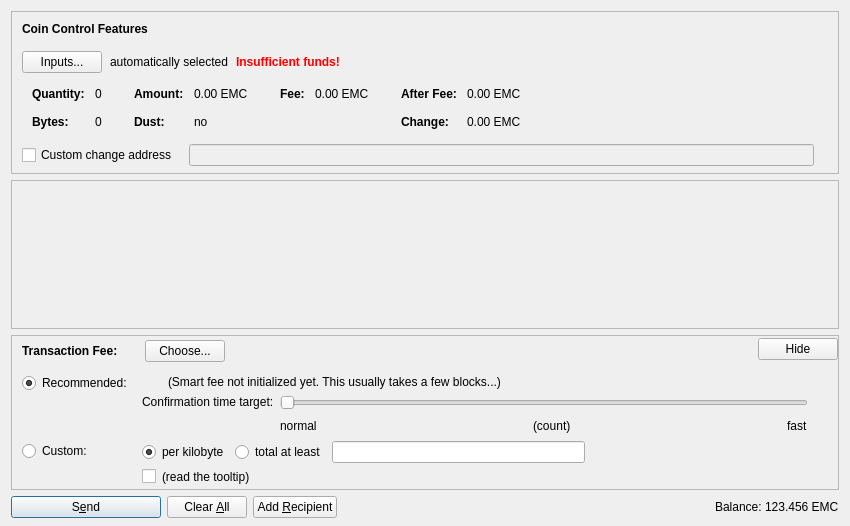
This is src/qt/forms/sendcoinsdialog.ui in Exgibichi/rt as Qt 5 draws it before an edit. The edited form follows.
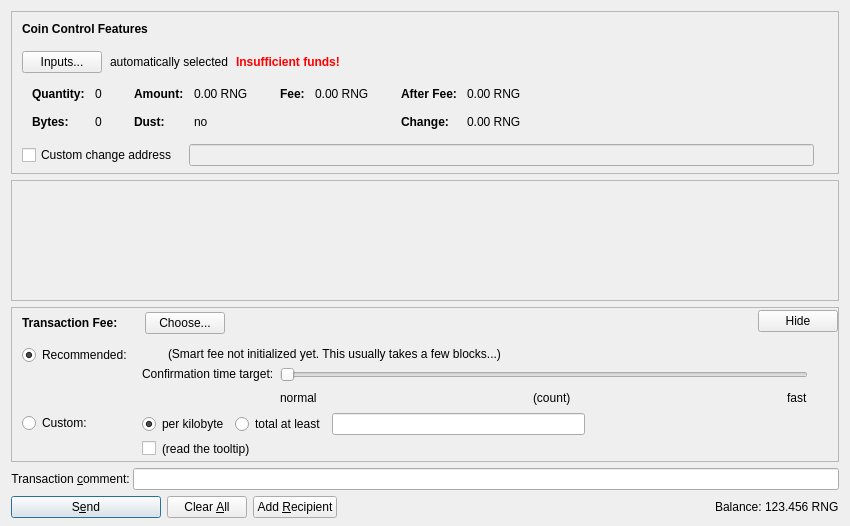
This is the edited form. Icons and pictures are not drawn. Custom widgets are drawn as their Qt base class.

```diff
--- a/src/qt/forms/sendcoinsdialog.ui
+++ b/src/qt/forms/sendcoinsdialog.ui
@@ -324,7 +324,7 @@
                   <enum>Qt::ActionsContextMenu</enum>
                  </property>
                  <property name="text">
-                  <string notr="true">0.00 EMC</string>
+                  <string notr="true">0.00 RNG</string>
                  </property>
                  <property name="textInteractionFlags">
                   <set>Qt::LinksAccessibleByMouse|Qt::TextSelectableByKeyboard|Qt::TextSelectableByMouse</set>
@@ -404,7 +404,7 @@
                   <enum>Qt::ActionsContextMenu</enum>
                  </property>
                  <property name="text">
-                  <string notr="true">0.00 EMC</string>
+                  <string notr="true">0.00 RNG</string>
                  </property>
                  <property name="textInteractionFlags">
                   <set>Qt::LinksAccessibleByMouse|Qt::TextSelectableByKeyboard|Qt::TextSelectableByMouse</set>
@@ -455,7 +455,7 @@
                   <enum>Qt::ActionsContextMenu</enum>
                  </property>
                  <property name="text">
-                  <string notr="true">0.00 EMC</string>
+                  <string notr="true">0.00 RNG</string>
                  </property>
                  <property name="textInteractionFlags">
                   <set>Qt::LinksAccessibleByMouse|Qt::TextSelectableByKeyboard|Qt::TextSelectableByMouse</set>
@@ -484,7 +484,7 @@
                   <enum>Qt::ActionsContextMenu</enum>
                  </property>
                  <property name="text">
-                  <string notr="true">0.00 EMC</string>
+                  <string notr="true">0.00 RNG</string>
                  </property>
                  <property name="textInteractionFlags">
                   <set>Qt::LinksAccessibleByMouse|Qt::TextSelectableByKeyboard|Qt::TextSelectableByMouse</set>
@@ -1179,6 +1179,36 @@
      </layout>
     </widget>
    </item>
+    <item>
+    <layout class="QHBoxLayout" name="horizontalLayoutTxComment">
+     <property name="spacing">
+       <number>0</number>
+      </property>
+      <item>
+       <widget class="QLabel" name="labelTxComment">
+ 	   <property name="text">
+ 	    <string>Transaction &amp;comment: </string>
+ 	   </property>
+ 	   <property name="alignment">
+ 	    <set>Qt::AlignLeft|Qt::AlignTrailing|Qt::AlignVCenter</set>
+ 	   </property>
+ 	   <property name="buddy">
+ 	    <cstring>editTxComment</cstring>
+ 	   </property>
+ 	  </widget>
+      </item>
+      <item>
+       <widget class="QValidatedLineEdit" name="editTxComment">
+        <property name="enabled">
+         <bool>true</bool>
+        </property>
+        <property name="toolTip">
+         <string>Enter a transaction comment (Note: this information is public)</string>
+        </property>
+       </widget>
+      </item>
+     </layout>
+    </item>
    <item>
     <layout class="QHBoxLayout" name="horizontalLayout">
      <item>
@@ -1290,7 +1320,7 @@
           <cursorShape>IBeamCursor</cursorShape>
          </property>
          <property name="text">
-          <string notr="true">123.456 EMC</string>
+          <string notr="true">123.456 RNG</string>
          </property>
          <property name="textInteractionFlags">
           <set>Qt::LinksAccessibleByMouse|Qt::TextSelectableByKeyboard|Qt::TextSelectableByMouse</set>
```
Left out of the diff: 4 changed lines with no effect on the pictures.
